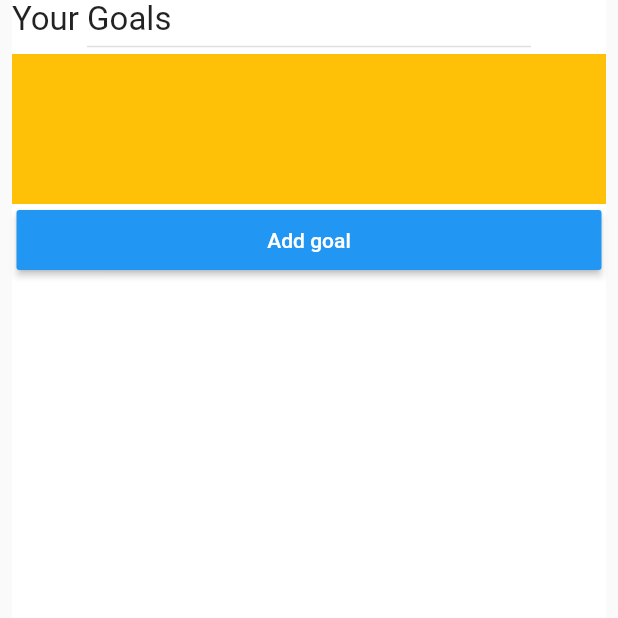
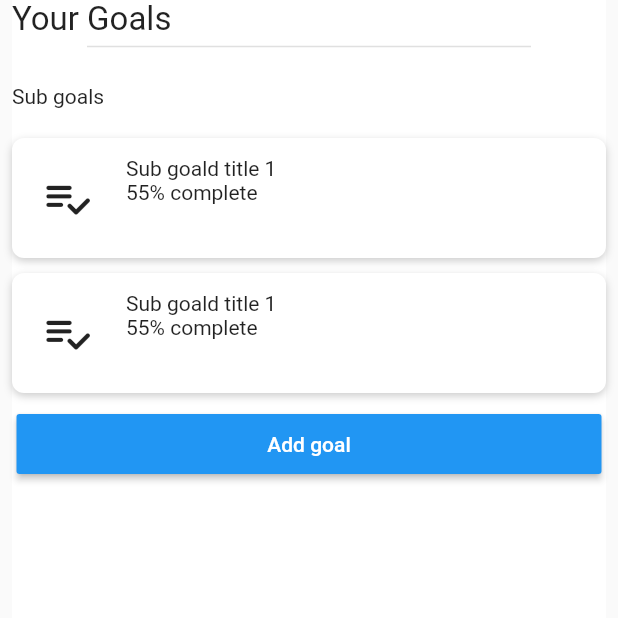
Before and after one commit to sankassio99/goals_tracker, a Flutter app: the screen it shows after launch, on a phone screen of 412 x 824 dp, the top half of it. Run offline on Flutter 3.47's test engine with Material 2 defaults, Android fonts, the phone set to English and light mode, and no system bars; our stand-ins replace get, google_fonts, percent_indicator.

Commit message:
layout adjusts

```diff
--- a/lib/presentation/components/goal_list_widget.dart
+++ b/lib/presentation/components/goal_list_widget.dart
@@ -7,7 +7,6 @@ class GoalListWidget extends StatelessWidget {
   Widget build(BuildContext context) {
     return Container(
       width: double.infinity,
-      height: 400,
       decoration: BoxDecoration(
         color: Colors.white,
       ),
--- a/lib/presentation/pages/home_page_widget.dart
+++ b/lib/presentation/pages/home_page_widget.dart
@@ -1,5 +1,6 @@
 import 'package:flutter/material.dart';
 import 'package:get/get.dart';
+import 'package:goals_tracker/presentation/components/goal_list_widget.dart';
 import 'package:goals_tracker/presentation/pages/main_goal_page_widget.dart';
 
 class HomePageWidget extends StatelessWidget {
@@ -33,11 +34,7 @@ class HomePageWidget extends StatelessWidget {
                     endIndent: 50,
                     color: Colors.black12,
                   ),
-                  Container(
-                    width: 400,
-                    height: 100,
-                    color: Colors.amber,
-                  ),
+                  GoalListWidget(),
                   Center(
                     child: ElevatedButton(
                       key: const Key("addNewGoalButton"),
```
